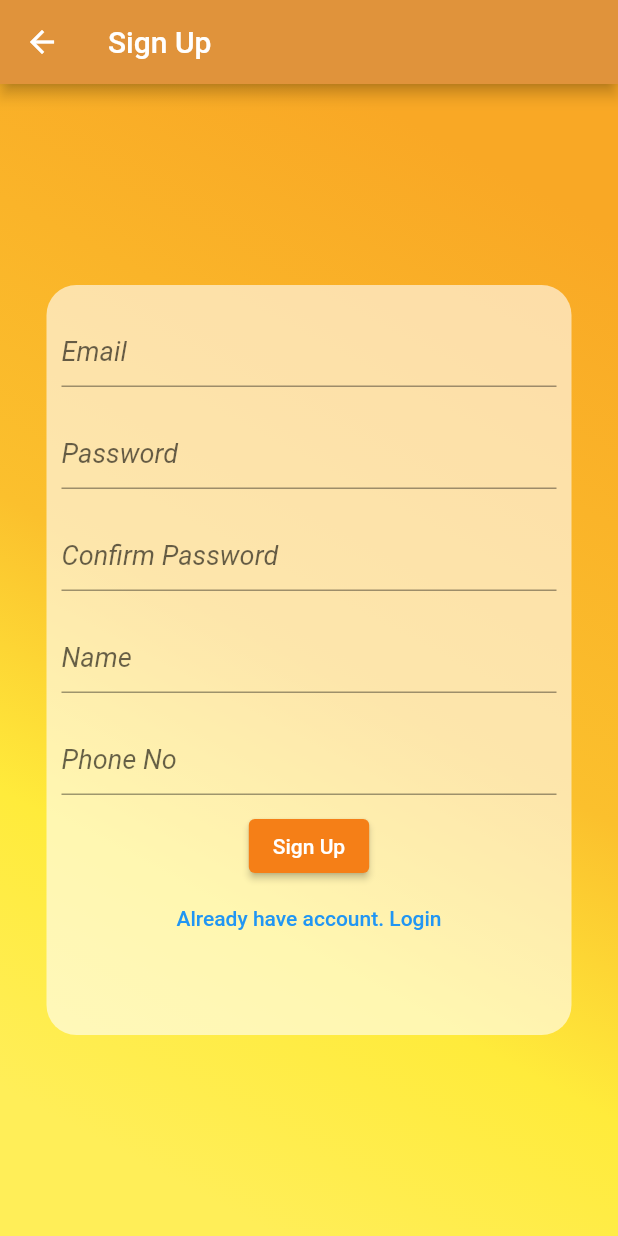
After one commit to zakespy/foodApp, a Flutter app: the screen it shows after launch, after a tap on "Don't have account. Sign Up", on a phone screen of 412 x 824 dp. The commit adds this screen. Run offline on Flutter 3.47's test engine with Material 2 defaults, Android fonts, the phone set to English and light mode, and no system bars; network calls fail.

Commit message:
SIgn up page create and its routing

```diff
--- /dev/null
+++ b/client/lib/Data/customer.dart
@@ -0,0 +1,24 @@
+import 'dart:convert';
+
+import 'package:http/http.dart' as http;
+import 'package:http/http.dart';
+
+class Customer {
+  String url = 'http://localhost:8000/api/';
+  String emailID = '';
+  String password = '';
+
+  Future<List> getAllCustomer() async {
+    try {
+      String path = 'http://10.0.2.2:8000/api/allCustomer';
+      Response response = await http.get(Uri.parse(path));
+      if (response.statusCode == 200) {
+        return jsonDecode(response.body);
+      } else {
+        return Future.error("Server error");
+      }
+    } catch (err) {
+      return Future.error(err);
+    }
+  }
+}
--- a/client/lib/Pages/login.dart
+++ b/client/lib/Pages/login.dart
@@ -1,4 +1,6 @@
 import 'package:flutter/material.dart';
+import 'package:foodapp/Data/customer.dart';
+import '../Data/customer.dart';
 
 class login extends StatefulWidget {
   const login({super.key});
@@ -12,6 +14,20 @@ class _loginState extends State<login> {
 
   @override
   Widget build(BuildContext context) {
+    Customer customer = Customer();
+
+    Future<List> result = customer.getAllCustomer();
+    print(result);
+
+    // return Container(
+    //     child: FutureBuilder<List>(
+    //   future: customer.getAllCustomer(),
+    //   builder: (context, snapshot) {
+    //     print(snapshot.data);
+    //     return Container();
+    //   },
+    // ));
+
     return Scaffold(
       // backgroundColor: Color.fromARGB(255, 192, 106, 36),
       body: Container(
@@ -21,7 +37,7 @@ class _loginState extends State<login> {
             end: Alignment.bottomLeft,
             stops: [0.1, 0.5, 0.7, 0.9],
             colors: [
-                Colors.yellow.shade800,
+              Colors.yellow.shade800,
               Colors.yellow.shade700,
               Colors.yellow.shade500,
               Colors.yellow.shade400,
@@ -43,7 +59,9 @@ class _loginState extends State<login> {
                     child: TextFormField(
                       // ignore: prefer_const_constructors
                       decoration: InputDecoration(
-                        focusedBorder: UnderlineInputBorder(borderSide: BorderSide(color: Colors.grey.shade600)),
+                        focusedBorder: UnderlineInputBorder(
+                            borderSide:
+                                BorderSide(color: Colors.grey.shade600)),
                         hintText: 'Email',
                         hintStyle: const TextStyle(
                             fontSize: 18.0, fontStyle: FontStyle.italic),
@@ -71,7 +89,8 @@ class _loginState extends State<login> {
                       // ignore: prefer_const_constructors
                       decoration: InputDecoration(
                         focusedBorder: UnderlineInputBorder(
-                            borderSide: BorderSide(color: Colors.grey.shade600)),
+                            borderSide:
+                                BorderSide(color: Colors.grey.shade600)),
                         hintText: 'Password',
                         hintStyle: const TextStyle(
                             fontSize: 18.0, fontStyle: FontStyle.italic),
@@ -97,12 +116,18 @@ class _loginState extends State<login> {
                   Padding(
                     padding: const EdgeInsets.fromLTRB(10.0, 10.0, 10.0, 0.0),
                     child: ElevatedButton(
-
-                      style: ButtonStyle(backgroundColor: MaterialStateProperty.all(Colors.yellow[900])),
+                      style: ButtonStyle(
+                          backgroundColor:
+                              MaterialStateProperty.all(Colors.yellow[900])),
                       onPressed: () {},
                       child: Text('Login'),
                     ),
-                  )
+                  ),
+                  TextButton(
+                      onPressed: () {
+                        Navigator.pushNamed(context, '/signup');
+                      },
+                      child: Text("Don't have account. Sign Up")),
                 ],
               ),
             ),
--- /dev/null
+++ b/client/lib/Pages/signup.dart
@@ -0,0 +1,227 @@
+import 'package:flutter/src/widgets/container.dart';
+import 'package:flutter/src/widgets/framework.dart';
+import 'package:flutter/material.dart';
+
+class SignUp extends StatefulWidget {
+  const SignUp({super.key});
+
+  @override
+  State<SignUp> createState() => _SignUpState();
+}
+
+class _SignUpState extends State<SignUp> {
+  Map user = {
+    'emailId': '',
+    'password':'',
+    'confirmPassword':'',
+    'name':'',
+    'phoneNo':'',
+  };
+
+  @override
+  Widget build(BuildContext context) {
+    return Scaffold(
+      body: Container(
+        decoration: BoxDecoration(
+          gradient: LinearGradient(
+            begin: Alignment.topRight,
+            end: Alignment.bottomLeft,
+            stops: [0.1, 0.5, 0.7, 0.9],
+            colors: [
+              Colors.yellow.shade800,
+              Colors.yellow.shade700,
+              Colors.yellow.shade500,
+              Colors.yellow.shade400,
+            ],
+          ),
+        ),
+        child: Center(
+          child: Container(
+            decoration: BoxDecoration(borderRadius: BorderRadius.circular(20),
+              color: Colors.white60,
+            ),
+            height: 500.0,
+            width: 350.0,
+
+            child: Form(
+              child: Column(
+                crossAxisAlignment: CrossAxisAlignment.center,
+                mainAxisAlignment: MainAxisAlignment.start,
+                children: <Widget>[
+                  Padding(
+                    padding: EdgeInsets.fromLTRB(10.0, 20.0, 10.0, 0),
+                    child: TextFormField(
+                      // ignore: prefer_const_constructors
+                      decoration: InputDecoration(
+                        focusedBorder: UnderlineInputBorder(
+                            borderSide:
+                                BorderSide(color: Colors.grey.shade600)),
+                        hintText: 'Email',
+                        hintStyle: const TextStyle(
+                            fontSize: 18.0, fontStyle: FontStyle.italic),
+                        // prefixIcon: Icon(
+                        //   Icons.email,
+                        //   color: Colors.grey[800],
+                        // ),
+                      ),
+                      onChanged: (value) {
+                        user['email'] = value;
+                        print(user['email']);
+                      },
+                      validator: (String? value) {
+                        if (value == null || value.isEmpty) {
+                          return 'Enter your Email';
+                        } else {
+                          return null;
+                        }
+                      },
+                    ),
+                  ),
+                  Padding(
+                    padding: EdgeInsets.fromLTRB(10.0, 20.0, 10.0, 0),
+                    child: TextFormField(
+                      // ignore: prefer_const_constructors
+                      decoration: InputDecoration(
+                        focusedBorder: UnderlineInputBorder(
+                            borderSide:
+                                BorderSide(color: Colors.grey.shade600)),
+                        hintText: 'Password',
+                        hintStyle: const TextStyle(
+                            fontSize: 18.0, fontStyle: FontStyle.italic),
+                        // prefixIcon: Icon(
+                        //   Icons.password_rounded,
+                        //   color: Colors.grey[800],
+                        // ),
+                      ),
+                      obscureText: true,
+                      onChanged: (value) {
+                        user['password'] = value;
+                        print(user['password']);
+                      },
+                      validator: (String? value) {
+                        if (value == null || value.isEmpty) {
+                          return 'Enter Your password';
+                        } else {
+                          return null;
+                        }
+                      },
+                    ),
+                  ),
+                  Padding(
+                    padding: EdgeInsets.fromLTRB(10.0, 20.0, 10.0, 0),
+                    child: TextFormField(
+                      // ignore: prefer_const_constructors
+                      decoration: InputDecoration(
+                        focusedBorder: UnderlineInputBorder(
+                            borderSide:
+                                BorderSide(color: Colors.grey.shade600)),
+                        hintText: 'Confirm Password',
+                        hintStyle: const TextStyle(
+                            fontSize: 18.0, fontStyle: FontStyle.italic),
+                        // prefixIcon: Icon(
+                        //   Icons.password_rounded,
+                        //   color: Colors.grey[800],
+                        // ),
+                      ),
+                      obscureText: true,
+                      onChanged: (value) {
+                        user['confirmPassword'] = value;
+                        print(user['confirmPassword']);
+                      },
+                      validator: (String? value) {
+                        if (value == null || value.isEmpty) {
+                          return 'Please confirm your password';
+                        } else {
+                          return null;
+                        }
+                      },
+                    ),
+                  ),
+                  Padding(
+                    padding: EdgeInsets.fromLTRB(10.0, 20.0, 10.0, 0),
+                    child: TextFormField(
+                      // ignore: prefer_const_constructors
+                      decoration: InputDecoration(
+                        focusedBorder: UnderlineInputBorder(
+                            borderSide:
+                                BorderSide(color: Colors.grey.shade600)),
+                        hintText: 'Name',
+                        hintStyle: const TextStyle(
+                            fontSize: 18.0, fontStyle: FontStyle.italic),
+                        // prefixIcon: Icon(
+                        //   Icons.password_rounded,
+                        //   color: Colors.grey[800],
+                        // ),
+                      ),
+                      obscureText: false,
+                      onChanged: (value) {
+                        user['Name'] = value;
+                        print(user['Name']);
+                      },
+                      validator: (String? value) {
+                        if (value == null || value.isEmpty) {
+                          return 'Enter Your password';
+                        } else {
+                          return null;
+                        }
+                      },
+                    ),
+                  ),
+                  Padding(
+                    padding: EdgeInsets.fromLTRB(10.0, 20.0, 10.0, 0),
+                    child: TextFormField(
+                      // ignore: prefer_const_constructors
+                      decoration: InputDecoration(
+                        focusedBorder: UnderlineInputBorder(
+                            borderSide:
+                                BorderSide(color: Colors.grey.shade600)),
+                        hintText: 'Phone No',
+                        hintStyle: const TextStyle(
+                            fontSize: 18.0, fontStyle: FontStyle.italic),
+                        // prefixIcon: Icon(
+                        //   Icons.password_rounded,
+                        //   color: Colors.grey[800],
+                        // ),
+                      ),
+                      obscureText: false,
+                      onChanged: (value) {
+                        user['phoneNo'] = value;
+                        print(user['phoneNo']);
+                      },
+                      validator: (String? value) {
+                        if (value == null || value.isEmpty) {
+                          return 'Enter Your password';
+                        } else {
+                          return null;
+                        }
+                      },
+                    ),
+                  ),
+                  Padding(
+                    padding: const EdgeInsets.fromLTRB(10.0, 10.0, 10.0, 0.0),
+                    child: ElevatedButton(
+                      style: ButtonStyle(
+                          backgroundColor:
+                              MaterialStateProperty.all(Colors.yellow[900])),
+                      onPressed: () {},
+                      child: Text('Sign Up'),
+                    ),
+                  ),
+                  TextButton(
+                      onPressed: () {
+                        Navigator.pop(context, '/');
+                      },
+                      child: Text("Already have account. Login")),
+                ],
+              ),
+            ),
+          ),
+        ),
+      ),
+      appBar: AppBar(
+        title: Text("Sign Up"),
+        backgroundColor:  Color.fromARGB(255, 224, 147, 59),
+      ),
+    );
+  }
+}
--- a/client/lib/main.dart
+++ b/client/lib/main.dart
@@ -1,8 +1,15 @@
+// import 'dart:js';
+
 import 'package:flutter/material.dart';
 import 'Pages/login.dart';
+import 'Pages/signup.dart';
 
 void main() {
   runApp(MaterialApp(
-    home: login(),
+    initialRoute: '/',
+    routes: {
+      '/':(context) => login(),
+      '/signup':(context) => SignUp(),
+    },
   ));
 }
--- a/client/pubspec.yaml
+++ b/client/pubspec.yaml
@@ -33,9 +33,12 @@ dependencies:
     sdk: flutter
 
 
+
   # The following adds the Cupertino Icons font to your application.
   # Use with the CupertinoIcons class for iOS style icons.
   cupertino_icons: ^1.0.2
+  http: ^0.13.5
+  intl: ^0.18.0
 
 dev_dependencies:
   flutter_test:
```
Also changed, not shown: client/pubspec.lock, 4 other files.
